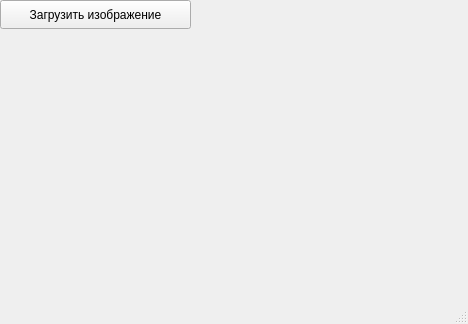
This is testTaskClient/mainwindow.ui in Renamethis/QtClient-Server as Qt 5 draws it before an edit. The edited form follows.
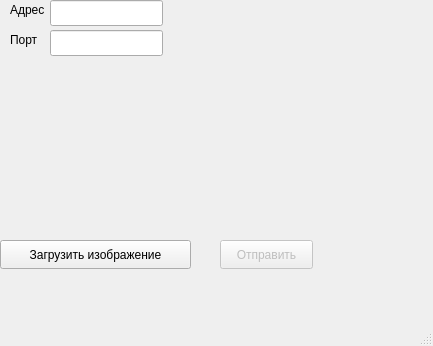
This is the edited form.

```diff
--- a/testTaskClient/mainwindow.ui
+++ b/testTaskClient/mainwindow.ui
@@ -6,8 +6,8 @@
    <rect>
     <x>0</x>
     <y>0</y>
-    <width>468</width>
-    <height>324</height>
+    <width>433</width>
+    <height>346</height>
    </rect>
   </property>
   <property name="windowTitle">
@@ -15,10 +15,13 @@
   </property>
   <widget class="QWidget" name="centralwidget">
    <widget class="QPushButton" name="pushButton">
+    <property name="enabled">
+     <bool>true</bool>
+    </property>
     <property name="geometry">
      <rect>
       <x>0</x>
-      <y>0</y>
+      <y>240</y>
       <width>191</width>
       <height>29</height>
      </rect>
@@ -30,8 +33,8 @@
    <widget class="QLabel" name="label">
     <property name="geometry">
      <rect>
-      <x>10</x>
-      <y>30</y>
+      <x>0</x>
+      <y>60</y>
       <width>63</width>
       <height>20</height>
      </rect>
@@ -40,6 +43,68 @@
      <string/>
     </property>
    </widget>
+   <widget class="QLineEdit" name="lineEdit">
+    <property name="geometry">
+     <rect>
+      <x>50</x>
+      <y>0</y>
+      <width>113</width>
+      <height>26</height>
+     </rect>
+    </property>
+   </widget>
+   <widget class="QLineEdit" name="lineEdit_2">
+    <property name="geometry">
+     <rect>
+      <x>50</x>
+      <y>30</y>
+      <width>113</width>
+      <height>26</height>
+     </rect>
+    </property>
+   </widget>
+   <widget class="QLabel" name="label_2">
+    <property name="geometry">
+     <rect>
+      <x>10</x>
+      <y>0</y>
+      <width>41</width>
+      <height>20</height>
+     </rect>
+    </property>
+    <property name="text">
+     <string>Адрес</string>
+    </property>
+   </widget>
+   <widget class="QLabel" name="label_3">
+    <property name="geometry">
+     <rect>
+      <x>10</x>
+      <y>30</y>
+      <width>41</width>
+      <height>20</height>
+     </rect>
+    </property>
+    <property name="text">
+     <string>Порт</string>
+    </property>
+   </widget>
+   <widget class="QPushButton" name="pushButton_3">
+    <property name="enabled">
+     <bool>false</bool>
+    </property>
+    <property name="geometry">
+     <rect>
+      <x>220</x>
+      <y>240</y>
+      <width>93</width>
+      <height>29</height>
+     </rect>
+    </property>
+    <property name="text">
+     <string>Отправить</string>
+    </property>
+   </widget>
   </widget>
   <widget class="QMenuBar" name="menubar">
    <property name="geometry">
```
Left out of the diff: 2 changed lines with no effect on the pictures.
